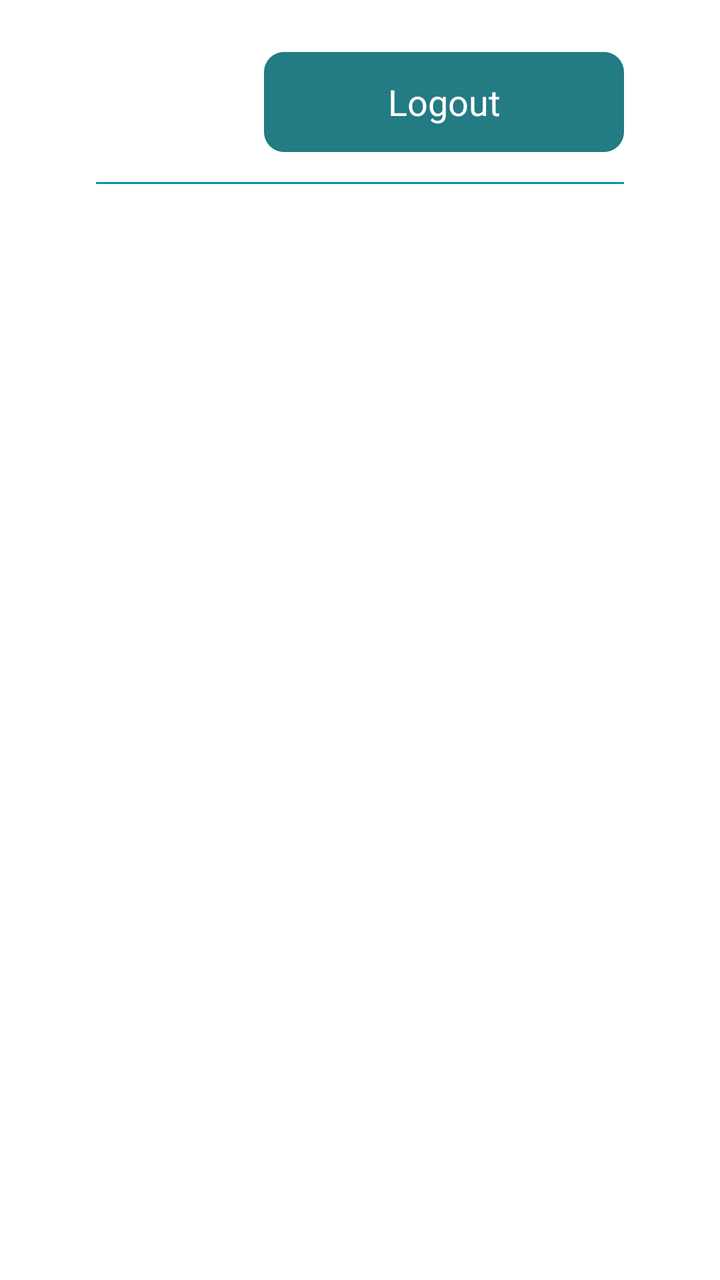
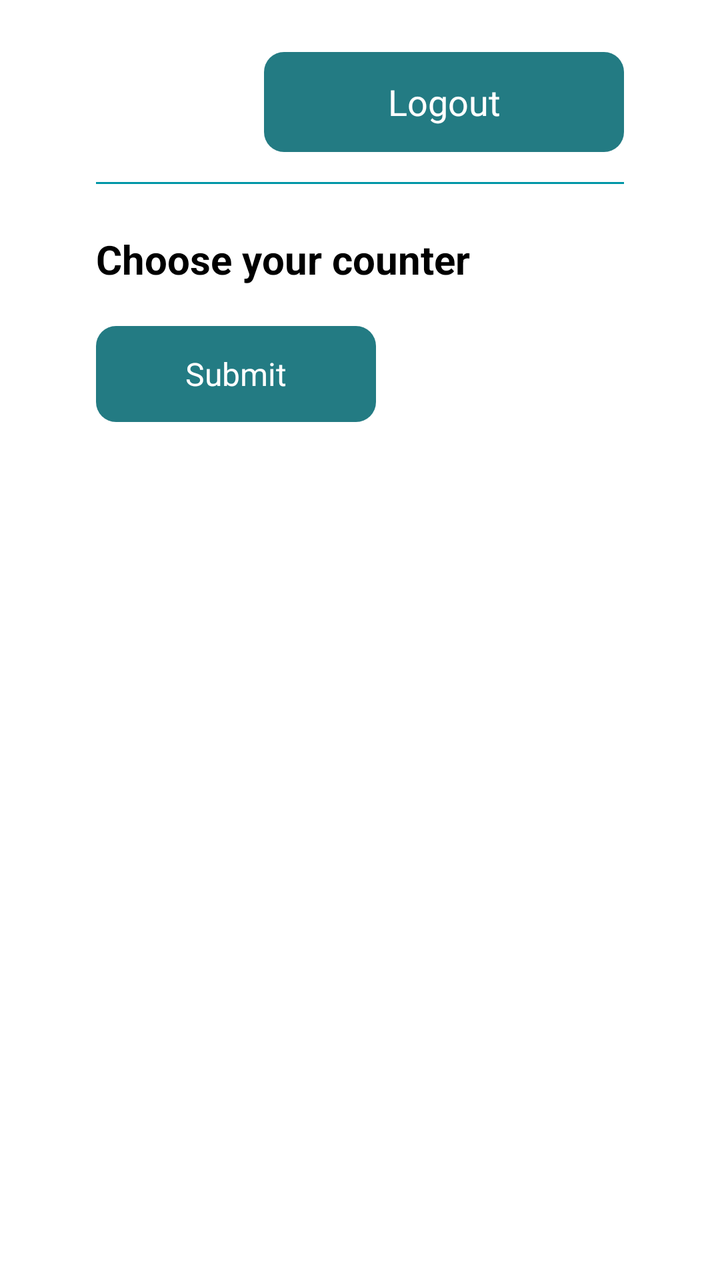

An Android layout rendered at two revisions. The XML below is the earlier revision; the diff shows what the commit changed to produce the second picture.
<!-- AndroidManifest.xml: application theme Theme.MedicinoAndroidTV -->
<!-- res/layout/activity_settings.xml -->
<?xml version="1.0" encoding="utf-8"?>
<LinearLayout xmlns:android="http://schemas.android.com/apk/res/android"
    xmlns:tools="http://schemas.android.com/tools"
    android:layout_width="match_parent"
    android:layout_height="match_parent"
    android:background="@color/white"
    tools:context=".SettingsActivity">

    <LinearLayout
        android:layout_width="match_parent"
        android:layout_height="match_parent"
        android:layout_marginStart="48dp"
        android:layout_marginTop="26dp"
        android:layout_marginEnd="48dp"
        android:layout_marginBottom="26dp"
        android:orientation="vertical">
        <LinearLayout
            android:layout_width="match_parent"
            android:layout_height="wrap_content"
            android:gravity="end"
            android:layout_marginBottom="15dp">
        <Button
            android:id="@+id/btn_logout"
            android:layout_width="180dp"
            android:layout_height="50dp"
            android:background="@drawable/buttonbgsave"
            android:text="Logout"
           android:visibility="visible"
            android:gravity="center"
            android:textAllCaps="false"
            android:textColor="@color/white"
            android:textSize="18dp" />
        </LinearLayout>
        <LinearLayout
            android:layout_width="match_parent"
            android:layout_height="1dp"
            android:background="@color/colorPrimary" />
        <androidx.recyclerview.widget.RecyclerView
            android:id="@+id/recyclerView"
            android:layout_width="match_parent"
            android:layout_height="wrap_content"
            android:focusable="true"
            android:nextFocusDown="@id/recyclerView"
            android:descendantFocusability="afterDescendants"

            />
       

    </LinearLayout>


</LinearLayout>
<!-- resources referenced by this layout -->
<resources>
  <color name="colorPrimary">#0096a6</color>
  <color name="white">#ffffff</color>
  <!-- drawable buttonbgsave (drawable) -->
  <ripple xmlns:android="http://schemas.android.com/apk/res/android"  android:color="@color/primelightgreen">
  
  <item >
      <shape
          android:shape="rectangle"
          >
          <corners android:radius="10dip" />
          <gradient
              android:endColor="@color/colorprimarydark"
              android:startColor="@color/colorprimarydark"
              android:angle="45"/>
      </shape>
  </item>
  </ripple>
  <style name="Theme.MedicinoAndroidTV" parent="@style/Theme.Leanback" />
  <color name="primelightgreen">#25CBEB</color>
  <color name="colorprimarydark">#237B83</color>
</resources>

<!-- the commit's change to res/layout/activity_settings.xml (unified diff, before → after) -->
@@ -35,16 +35,75 @@
             android:layout_width="match_parent"
             android:layout_height="1dp"
             android:background="@color/colorPrimary" />
-        <androidx.recyclerview.widget.RecyclerView
-            android:id="@+id/recyclerView"
+
+        <androidx.core.widget.NestedScrollView
             android:layout_width="match_parent"
-            android:layout_height="wrap_content"
-            android:focusable="true"
-            android:nextFocusDown="@id/recyclerView"
-            android:descendantFocusability="afterDescendants"
+            android:layout_height="0dp"
+            android:layout_weight="1"
+            android:fillViewport="true">
 
-            />
-       
+            <LinearLayout
+                android:layout_width="match_parent"
+                android:layout_height="wrap_content"
+                android:orientation="vertical">
+
+                <androidx.recyclerview.widget.RecyclerView
+                    android:id="@+id/recyclerView"
+                    android:layout_width="match_parent"
+                    android:layout_height="wrap_content"
+                    android:nestedScrollingEnabled="false"
+                    android:focusable="true"
+                    android:nextFocusDown="@id/recyclerViewCounters"
+                    android:descendantFocusability="afterDescendants" />
+
+                <TextView
+                    android:id="@+id/tv_choose_counter"
+                    android:layout_width="match_parent"
+                    android:layout_height="wrap_content"
+                    android:layout_marginTop="24dp"
+                    android:layout_marginBottom="8dp"
+                    android:text="@string/choose_your_counter"
+                    android:textColor="@color/black"
+                    android:textSize="20sp"
+                    android:textStyle="bold" />
+
+                <TextView
+                    android:id="@+id/tv_no_counters"
+                    android:layout_width="match_parent"
+                    android:layout_height="wrap_content"
+                    android:layout_marginBottom="8dp"
+                    android:text="@string/no_counters_configured"
+                    android:textColor="@color/black"
+                    android:textSize="16sp"
+                    android:visibility="gone" />
+
+                <androidx.recyclerview.widget.RecyclerView
+                    android:id="@+id/recyclerViewCounters"
+                    android:layout_width="match_parent"
+                    android:layout_height="wrap_content"
+                    android:nestedScrollingEnabled="false"
+                    android:focusable="true"
+                    android:nextFocusDown="@id/btn_submit_counter"
+                    android:descendantFocusability="afterDescendants" />
+
+                <Button
+                    android:id="@+id/btn_submit_counter"
+                    android:layout_width="wrap_content"
+                    android:layout_height="48dp"
+                    android:layout_gravity="start"
+                    android:layout_marginTop="12dp"
+                    android:layout_marginBottom="8dp"
+                    android:background="@drawable/buttonbgsave"
+                    android:gravity="center"
+                    android:minWidth="140dp"
+                    android:paddingStart="24dp"
+                    android:paddingEnd="24dp"
+                    android:text="@string/submit"
+                    android:textAllCaps="false"
+                    android:textColor="@color/white"
+                    android:textSize="16sp" />
+            </LinearLayout>
+        </androidx.core.widget.NestedScrollView>
 
     </LinearLayout>
 
<!-- resource entries referenced after the edit -->
@@ -1,5 +1,6 @@
 <!-- resources referenced by this layout -->
 <resources>
+  <color name="black">#000000</color>
   <color name="colorPrimary">#0096a6</color>
   <color name="white">#ffffff</color>
   <!-- drawable buttonbgsave (drawable) -->
@@ -17,6 +18,9 @@
       </shape>
   </item>
   </ripple>
+  <string name="choose_your_counter">Choose your counter</string>
+  <string name="no_counters_configured">No counters have been configured on the backend</string>
+  <string name="submit">Submit</string>
   <style name="Theme.MedicinoAndroidTV" parent="@style/Theme.Leanback" />
   <color name="primelightgreen">#25CBEB</color>
   <color name="colorprimarydark">#237B83</color>
